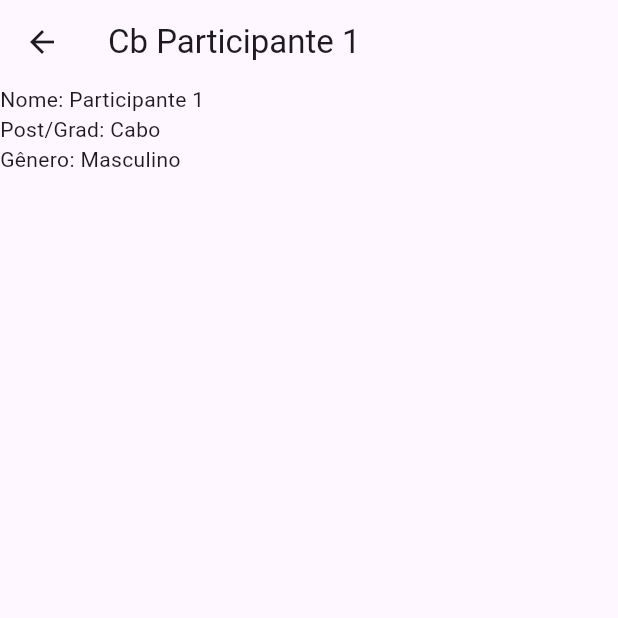
After one commit to k23j/taf, a Flutter app: the ParticipantScreen screen opened directly, after a tap on "Participante 1", on a phone screen of 412 x 824 dp, the top half of it. The commit adds this screen. Run offline on Flutter 3.47's test engine with Material 3 defaults, Android fonts, the phone set to English and light mode, and no system bars.

Commit message:
updated_participant: class/list/details/add

```diff
--- a/lib/participant/data/participant_list.dart
+++ b/lib/participant/data/participant_list.dart
@@ -1,9 +1,11 @@
+import 'package:taf/participant/models/gender.dart';
 import 'package:taf/participant/models/participant.dart';
+import 'package:taf/participant/models/rank.dart';
 
 List<Participant> participantList = [
-  const Participant('Participante 1'),
-  const Participant('Participante 2'),
-  const Participant('Participante 3'),
-  const Participant('Participante 4'),
-  const Participant('Participante 5'),
+  const Participant(name: 'Participante 1', gender: Gender.m, rank: Rank.cb),
+  const Participant(name: 'Participante 2', gender: Gender.m, rank: Rank.cb),
+  const Participant(name: 'Participante 3', gender: Gender.m, rank: Rank.cb),
+  const Participant(name: 'Participante 4', gender: Gender.m, rank: Rank.cb),
+  const Participant(name: 'Participante 5', gender: Gender.m, rank: Rank.cb),
 ];
--- a/lib/participant/models/participant.dart
+++ b/lib/participant/models/participant.dart
@@ -1,7 +1,11 @@
-import 'gender.dart';
+import 'package:taf/participant/models/rank.dart';
+
+import 'package:taf/participant/models/gender.dart';
+
 class Participant {
   final String name;
   final Gender gender;
+  final Rank rank;
 
-  const Participant({required this.name, required this.gender});
+  const Participant({required this.name, required this.gender, required this.rank});
 }
--- /dev/null
+++ b/lib/participant/view/participant_details_screen.dart
@@ -0,0 +1,27 @@
+import 'package:flutter/material.dart';
+import 'package:taf/participant/models/participant.dart';
+
+class ParticipantDetailsScreen extends StatelessWidget {
+  final Participant data;
+
+  const ParticipantDetailsScreen(this.data, {super.key});
+
+  @override
+  Widget build(BuildContext context) {
+    return Scaffold(
+      appBar: AppBar(
+        title: Text('${data.rank.abbr} ${data.name}'),
+      ),
+      body: Column(
+        mainAxisAlignment: MainAxisAlignment.start,
+        mainAxisSize: MainAxisSize.min,
+        crossAxisAlignment: CrossAxisAlignment.start,
+        children: [
+          Text('Nome: ${data.name}'),
+          Text('Post/Grad: ${data.rank.name}'),
+          Text('Gênero: ${data.gender.gender}'),
+          ],
+      ),
+    );
+  }
+}
--- a/lib/participant/view/participant_group_screen.dart
+++ b/lib/participant/view/participant_group_screen.dart
@@ -21,7 +21,7 @@ class _ParticipantGroupScreenState extends State<ParticipantGroupScreen>
 
   @override
   void initState() {
-    fabData = FABData(icon: Icons.groups, onPressed: onFabPressed);
+    fabData = FABData(icon: Icons.group_add, onPressed: onFabPressed);
     super.initState();
   }
 
--- a/lib/participant/view/participant_list_tile.dart
+++ b/lib/participant/view/participant_list_tile.dart
@@ -1,13 +1,25 @@
 import 'package:flutter/material.dart';
 import 'package:taf/participant/models/participant.dart';
+import 'package:taf/participant/view/participant_details_screen.dart';
 
 class ParticipantListTile extends StatelessWidget {
   final Participant data;
 
   const ParticipantListTile(this.data, {super.key});
 
+  void openDetails(BuildContext context) {
+    Navigator.of(context).push(MaterialPageRoute(
+      builder: (context) => ParticipantDetailsScreen(data),
+    ));
+  }
+
   @override
   Widget build(BuildContext context) {
-    return ListTile(title: Text(data.name),);
+    return InkWell(
+        onTap: () => openDetails(context),
+        child: Card(
+            child: ListTile(
+          title: Text(data.name),
+        )));
   }
 }
--- a/lib/participant/view/participant_screen.dart
+++ b/lib/participant/view/participant_screen.dart
@@ -21,7 +21,7 @@ class _ParticipantScreenState extends State<ParticipantScreen>
 
   @override
   void initState() {
-    fabData = FABData(icon: Icons.person, onPressed: onFabPressed);
+    fabData = FABData(icon: Icons.person_add, onPressed: onFabPressed);
     super.initState();
   }
 
@@ -31,7 +31,7 @@ class _ParticipantScreenState extends State<ParticipantScreen>
   }
 
   void onFabPressed() {
-    print('FabPressedOnPScreen');
+    addParticipant();
   }
 
   void addParticipant() async {
--- a/lib/participant/view/rank_dropdown.dart
+++ b/lib/participant/view/rank_dropdown.dart
@@ -1,3 +1,6 @@
+import 'package:flutter/material.dart';
+import 'package:taf/participant/models/rank.dart';
+
 class RankDrowpdown extends StatelessWidget {
   final Function(Rank? rank) onSelected;
 
--- a/lib/taf/sprint/view/sprint_timer.dart
+++ b/lib/taf/sprint/view/sprint_timer.dart
@@ -1,6 +1,5 @@
 import 'package:flutter/material.dart';
 import 'package:flutter/scheduler.dart';
-import 'package:taf/notifier/fab_notifier.dart';
 import 'package:taf/taf/commom/timer_controller.dart';
 import 'package:taf/utils/date_formatter.dart';
 import 'package:taf/utils/duration_formatter.dart';
```
Also changed, not shown: lib/dartpad.dart (+154 -154 lines), lib/participant/view/gender_switch.dart (+8 -6 lines), lib/participant/view/new_participant_screen.dart (+43 -4 lines).
